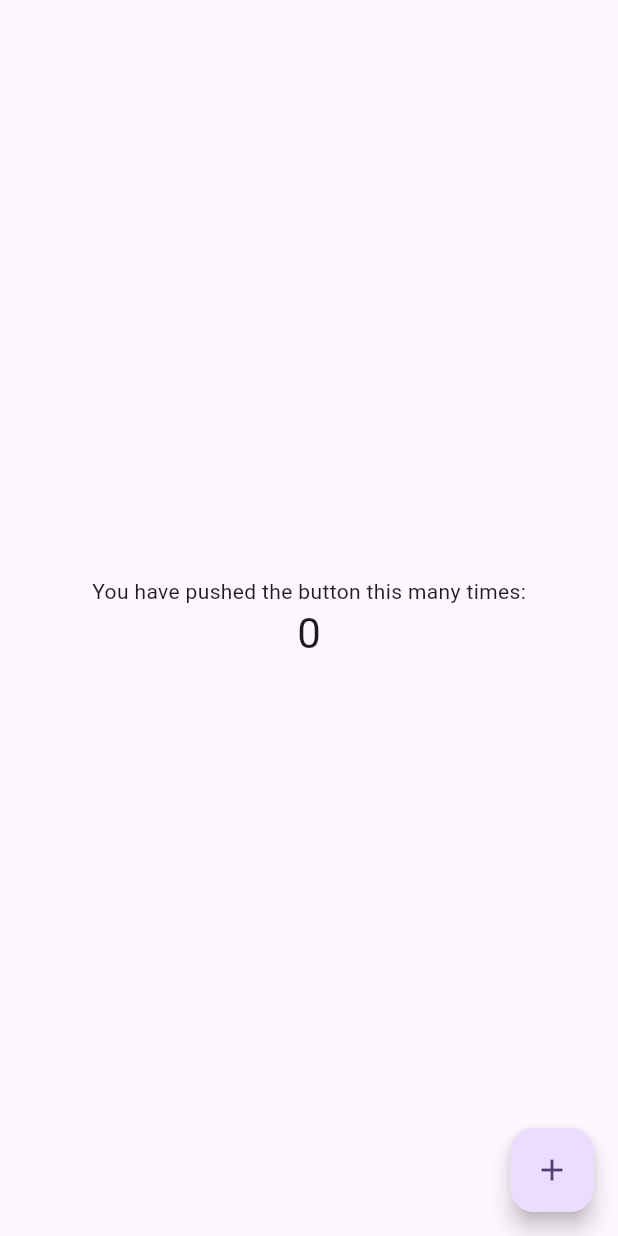
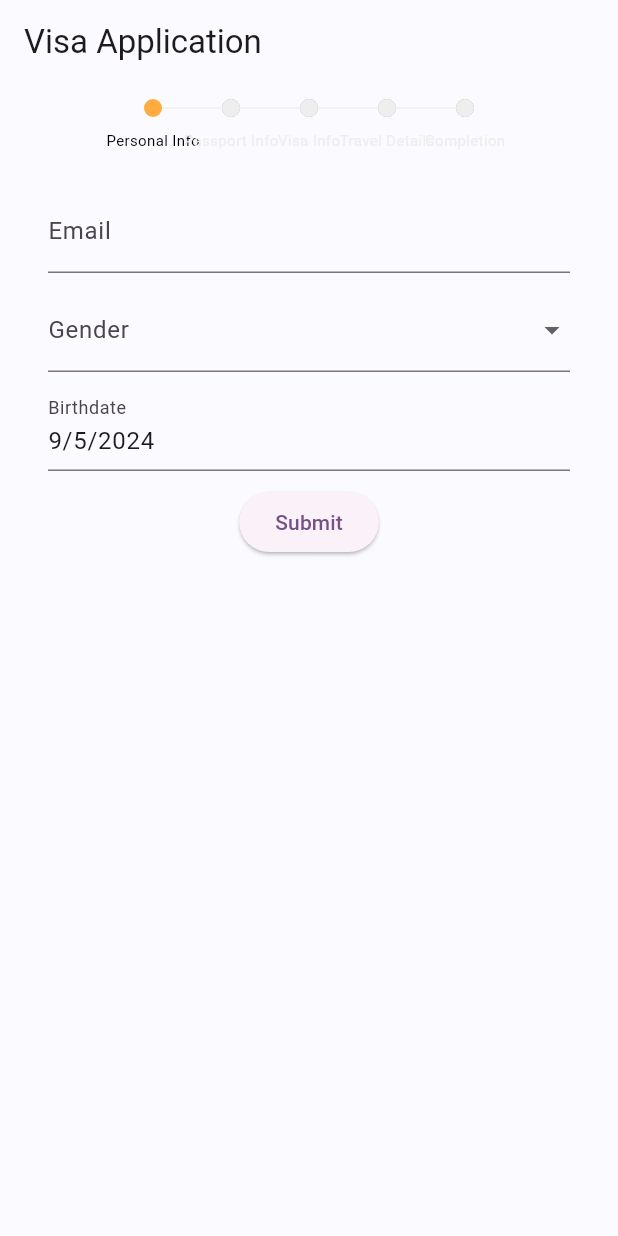
Before and after one commit to Team-SegFault/GoSL, a Flutter app: the screen it shows after launch, on a phone screen of 412 x 824 dp. Run offline on Flutter 3.47's test engine with Material 3 defaults, Android fonts, the phone set to English and light mode, and no system bars; drawn by our look-alikes of easy_stepper, flutter_form_builder.

Commit message:
added form elements and stepper

```diff
--- /dev/null
+++ b/Frontend/lib/components/stepper.dart
@@ -0,0 +1,66 @@
+import 'package:easy_stepper/easy_stepper.dart';
+import 'package:flutter/material.dart';
+
+class FormStepper extends StatefulWidget {
+  const FormStepper({super.key});
+
+  @override
+  State<FormStepper> createState() => _FormStepperState();
+}
+
+class _FormStepperState extends State<FormStepper> {
+  int activeStep = 0;
+
+  final List<String> _titles = [
+    'Personal Info',
+    'Passport Info',
+    'Visa Info',
+    'Travel Details',
+    'Completion'
+  ];
+
+  @override
+  Widget build(BuildContext context) {
+    return EasyStepper(
+      activeStep: activeStep,
+      lineStyle: LineStyle(
+        lineSpace: 0,
+        lineType: LineType.normal,
+        finishedLineColor: Colors.orange,
+        activeLineColor: Colors.grey[200],
+        unreachedLineColor: Colors.grey[200]
+      ),
+      activeStepTextColor: Colors.black54,
+      unreachedStepBackgroundColor: Colors.grey,
+      internalPadding: 0,
+      showLoadingAnimation: false,
+      stepRadius: 6,
+      showStepBorder: false,
+      steps: List.generate(_titles.length, (index) {
+        return EasyStep(
+          customStep: Container(
+            child: CircleAvatar(
+              radius: 8,
+              backgroundColor: Colors.transparent,
+              child: CircleAvatar(
+                radius: 6,
+                backgroundColor:
+                    activeStep >= index ? Colors.orangeAccent : Colors.grey[200],
+              ),
+            ),
+          ),
+          // title: activeStep == index ? _titles[index] : null,
+            customTitle: Text(
+              _titles[index],
+              style: TextStyle(
+                color: activeStep == index ? Colors.black : Colors.grey[200],
+                fontSize: 10,
+              ),
+            ),
+          topTitle: false
+        );
+      }),
+      onStepReached: (index) => setState(() => activeStep = index),
+    );
+  }
+}
--- a/Frontend/lib/main.dart
+++ b/Frontend/lib/main.dart
@@ -1,3 +1,4 @@
+import 'package:GOSL/views/visa_application/screen.dart';
 import 'package:flutter/material.dart';
 
 void main() {
@@ -14,10 +15,13 @@ class MyApp extends StatelessWidget {
       debugShowCheckedModeBanner: false,
       title: 'GoSL',
       theme: ThemeData(
-        colorScheme: ColorScheme.fromSeed(seedColor: Colors.deepPurple),
+        colorScheme: ColorScheme.fromSeed(
+            seedColor: const Color(0xeec052ff),
+            surface: const Color(0xfafafaff)),
         useMaterial3: true,
       ),
-      home: const MainPage(title: 'Flutter Demo Home Page'),
+
+      home: const VisaApplicationPage(),
     );
   }
 }
--- /dev/null
+++ b/Frontend/lib/views/visa_application/personal_info_form.dart
@@ -0,0 +1,61 @@
+import 'package:flutter/material.dart';
+import 'package:flutter_form_builder/flutter_form_builder.dart';
+
+class PersonalInfoForm extends StatelessWidget{
+
+  final _formKey = GlobalKey<FormBuilderState>();
+
+  PersonalInfoForm({super.key});
+
+  @override
+  Widget build(BuildContext context) {
+    // TODO: implement build
+    return Padding(
+      padding: const EdgeInsets.all(16.0),
+      child: FormBuilder(
+        key: _formKey,
+        child: Column(
+          children: [
+            FormBuilderTextField(
+              name: 'email',
+              decoration: const InputDecoration(labelText: 'Email'),
+            ),
+            const SizedBox(height: 10),
+            FormBuilderDropdown(
+              name: 'gender',
+              decoration: const InputDecoration(labelText: 'Gender'),
+              items: ['Male', 'Female', 'Other']
+                  .map(
+                    (gender) => DropdownMenuItem(
+                  value: gender,
+                  child: Text(gender),
+                ),
+              )
+                  .toList(),
+            ),
+            const SizedBox(height: 10),
+            FormBuilderDateTimePicker(
+              name: 'birthdate',
+              decoration: const InputDecoration(labelText: 'Birthdate'),
+              inputType: InputType.date,
+              initialDate: DateTime.now(),
+              initialValue: DateTime.now(),
+              firstDate: DateTime(1900),
+              lastDate: DateTime.now(),
+            ),
+            const SizedBox(height: 10),
+            ElevatedButton(
+              onPressed: () {
+                if (_formKey.currentState!.saveAndValidate()) {
+                  print(_formKey.currentState!.value.entries.toList());
+                }
+              },
+              child: const Text('Submit'),
+            ),
+          ],
+        ),
+      ),
+    );
+  }
+
+}
--- /dev/null
+++ b/Frontend/lib/views/visa_application/screen.dart
@@ -0,0 +1,28 @@
+
+import 'package:GOSL/views/visa_application/personal_info_form.dart';
+import 'package:flutter/material.dart';
+import 'package:GOSL/components/stepper.dart';
+
+class VisaApplicationPage extends StatelessWidget{
+
+  const VisaApplicationPage({super.key});
+
+  @override
+  Widget build(BuildContext context) {
+    return Scaffold(
+      appBar: AppBar(
+        title: const Text('Visa Application'),
+      ),
+      body: Column(
+        children: [
+          const FormStepper(),
+          Padding(
+            padding: const EdgeInsets.symmetric(horizontal: 16),
+            child: PersonalInfoForm(),
+          ),
+        ],
+      ),
+    );
+  }
+
+}
--- a/Frontend/pubspec.yaml
+++ b/Frontend/pubspec.yaml
@@ -36,6 +36,9 @@ dependencies:
   cupertino_icons: ^1.0.8
   flutter_riverpod: ^2.5.1
   riverpod_annotation: ^2.3.5
+  flutter_form_builder: ^9.4.1
+  form_builder_validators: ^11.0.0
+  easy_stepper: ^0.8.5+1
 
 dev_dependencies:
   flutter_test:
```
Also changed, not shown: Frontend/pubspec.lock, 1 other file.
